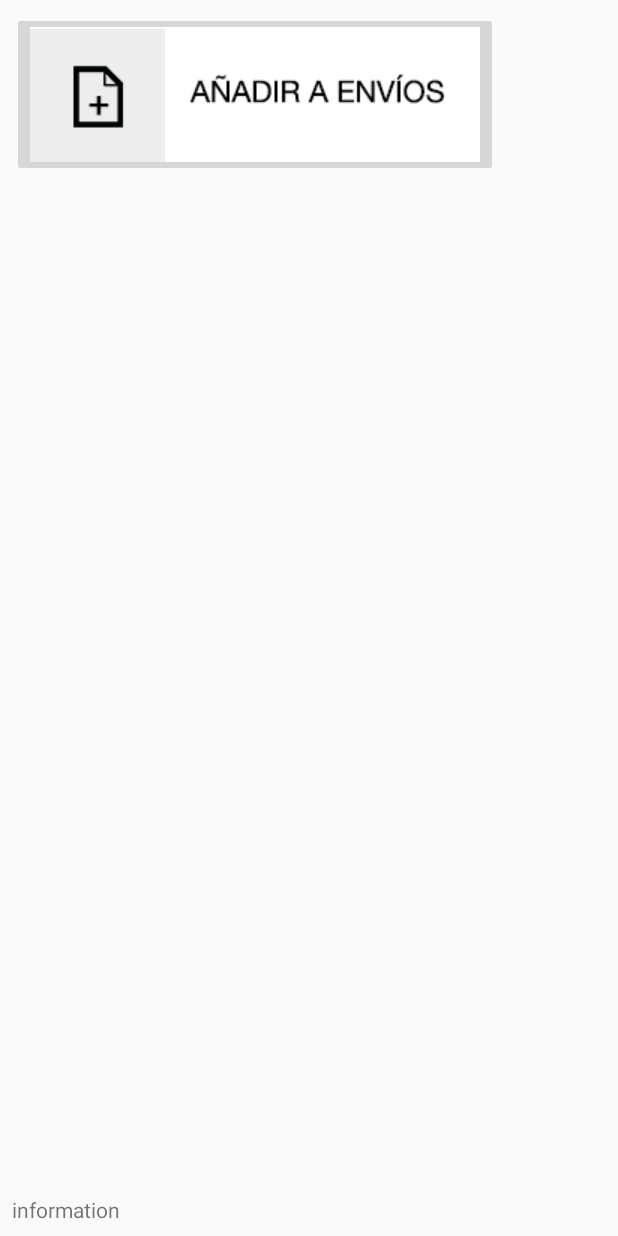
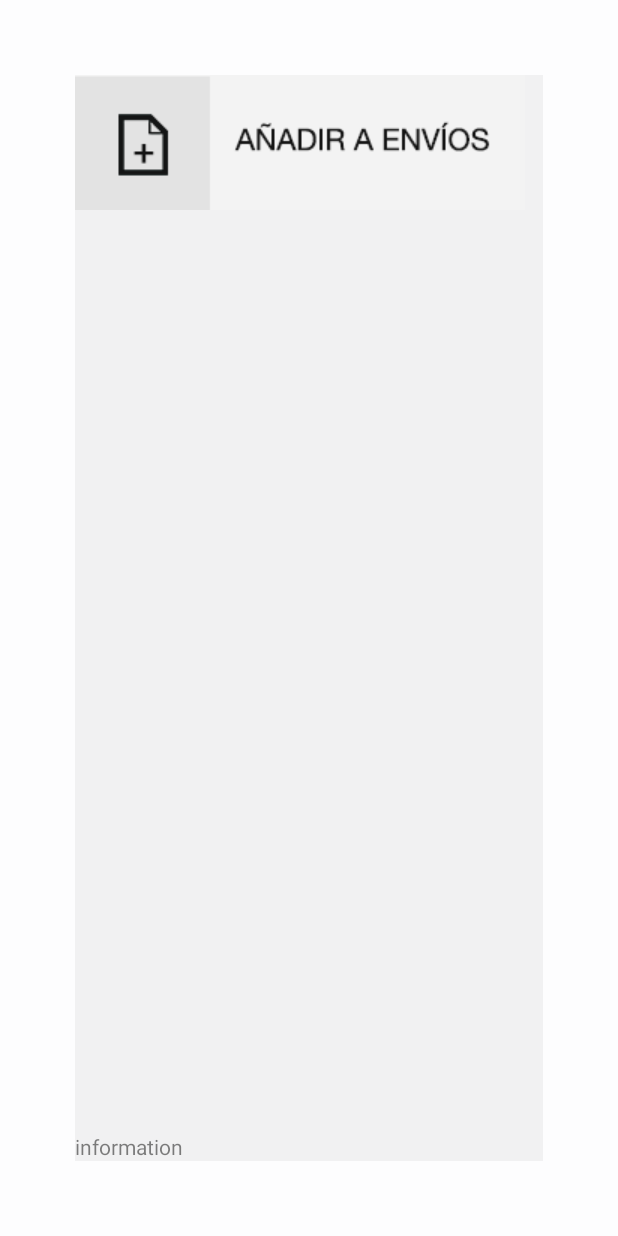
Before and after one commit to thinkmobiles/Bodega, an Android app: the layout fragment_characteristics.xml on its own in the app's theme, with its tools: preview values and no code run, on a phone screen of 412 x 824 dp. Run offline under Robolectric (Android 15) with nearby library versions, the light colour scheme and no system bars; plain views replace PercentFrameLayout.

Commit message:
add CharacteristicsFragment

```diff
--- a/app/src/main/java/com/thinkmobiles/bodega/fragments/LevelTwoFragment.java
+++ b/app/src/main/java/com/thinkmobiles/bodega/fragments/LevelTwoFragment.java
@@ -117,6 +117,7 @@ public class LevelTwoFragment extends BaseFragment {
             public void onItemClicked(RecyclerView recyclerView, int position, View v) {
                 ItemWrapper item = mAdapter.getItem(position);
                 Toast.makeText(mActivity.getApplicationContext(), item.getName() + " ", Toast.LENGTH_SHORT).show();
+                mFragmentNavigator.showFragment(CharacteristicsFragment.newInstance(item));
             }
         });
     }
--- a/app/src/main/res/layout/fragment_characteristics.xml
+++ b/app/src/main/res/layout/fragment_characteristics.xml
@@ -1,10 +1,10 @@
 <?xml version="1.0" encoding="utf-8"?>
 <android.support.percent.PercentFrameLayout xmlns:android="http://schemas.android.com/apk/res/android"
     xmlns:app="http://schemas.android.com/apk/res-auto"
-    xmlns:tools="http://schemas.android.com/tools"
-    android:layout_margin="@dimen/padding"
+    android:padding="50dp"
     android:layout_width="match_parent"
     android:layout_height="match_parent"
+    android:background="@color/fragment_background"
     android:orientation="horizontal">
 
     <android.support.percent.PercentFrameLayout
@@ -12,7 +12,7 @@
         android:layout_height="match_parent"
         android:layout_gravity="start"
         android:orientation="vertical"
-        app:layout_widthPercent="75%">
+        app:layout_widthPercent="65%">
 
         <android.support.percent.PercentFrameLayout
             android:layout_width="match_parent"
@@ -23,20 +23,20 @@
                 android:layout_width="wrap_content"
                 android:layout_height="wrap_content"
                 android:layout_gravity="start"
-                tools:src="@drawable/btn_volver" />
+                android:background="@drawable/btn_volver" />
 
             <ImageButton
                 android:layout_width="wrap_content"
                 android:layout_height="wrap_content"
                 android:layout_gravity="end"
-                tools:src="@drawable/btn_add_envio" />
+                android:background="@drawable/btn_add_envio" />
         </android.support.percent.PercentFrameLayout>
 
         <ScrollView
             android:layout_width="match_parent"
             android:layout_height="wrap_content"
             android:layout_gravity="bottom"
-            app:layout_heightPercent="85%">
+            app:layout_heightPercent="70%">
 
             <TextView
                 android:id="@+id/tv_information_FC"
@@ -50,7 +50,8 @@
         android:layout_width="match_parent"
         android:layout_height="match_parent"
         android:layout_gravity="end"
-        app:layout_widthPercent="25%">
+        app:layout_widthPercent="25%"
+        android:background="@color/grid_selector_color">
 
         <android.support.v7.widget.RecyclerView
             android:id="@+id/rvRecycler_FC"
--- a/app/src/main/res/values/colors.xml
+++ b/app/src/main/res/values/colors.xml
@@ -16,4 +16,6 @@
     <!--Level Two Fragment-->
     <color name="lvl_two_red">#8C000B</color>
 
+    <!--Level Three Fragment-->
+    <color name="fragment_background">#fffdfdfe</color>
 </resources>
```
Also changed, not shown: app/src/main/java/com/thinkmobiles/bodega/fragments/CharacteristicsFragment.java (+16 -0 lines).
